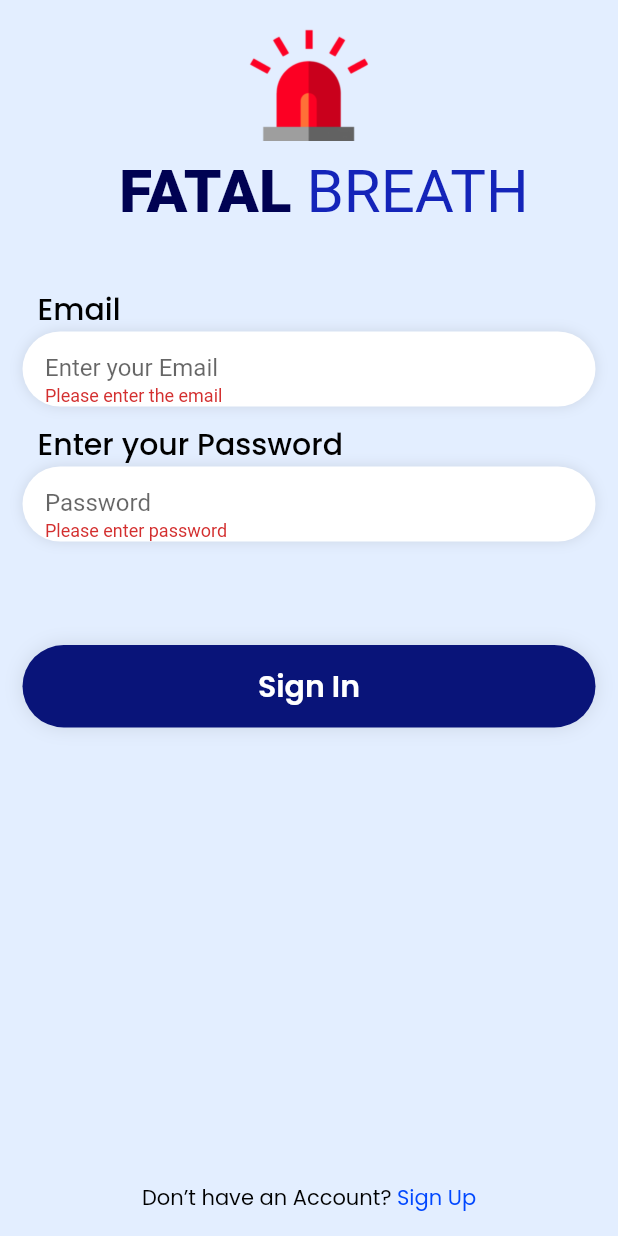
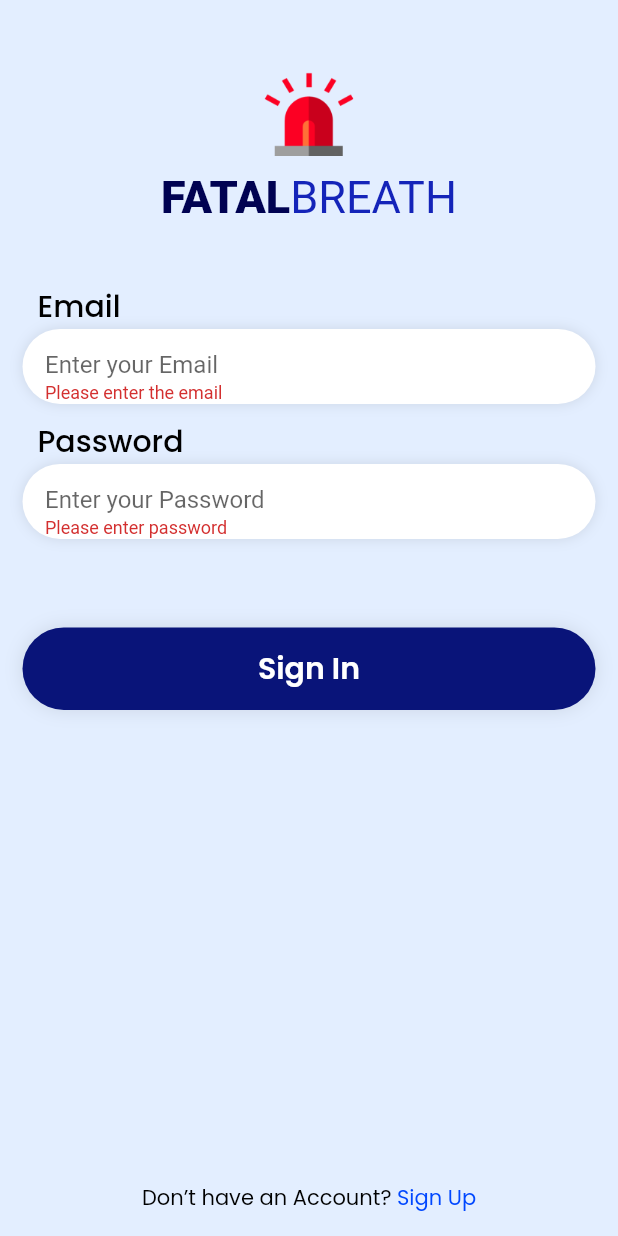
Before and after one commit to Husain-Zreik/Fatal-Breath, a Flutter app: the screen it shows after launch, after a tap on "Sign In", on a phone screen of 412 x 824 dp. Run offline on Flutter 3.47's test engine with Material 2 defaults, Android fonts, the light colour scheme and no system bars; our stand-ins replace dio, get, google_fonts, hexcolor, shared_preferences; statements that could not run were skipped.

Commit message:
Frontend <> edited signin screen format

```diff
--- a/fatal_breath_frontend/lib/screens/login.screen.dart
+++ b/fatal_breath_frontend/lib/screens/login.screen.dart
@@ -34,16 +34,13 @@ class _LoginScreenState extends State<LoginScreen> {
         err = "";
       });
       validate();
-      //Try logging in
-      await Provider.of<Auth>(context, listen: false)
+      await Provider.of<AuthProviders>(context, listen: false)
           .login(email, password, context);
-      String? userId = Provider.of<Auth>(context, listen: false).getUserId;
+      String? userId =
+          Provider.of<AuthProviders>(context, listen: false).getUserId;
 
-      // Navigate if log in is successful
       if (userId != null) {
         Get.to(const SignUpScreen());
-        // await Provider.of<User>(context, listen: false)
-        //     .getUser(userId, context);
       }
     } on HttpException catch (error) {
       setState(() {
@@ -68,7 +65,7 @@ class _LoginScreenState extends State<LoginScreen> {
       return "Please enter password";
     }
     if (value.length < 6) {
-      return "Should be minimum 10 characters";
+      return "Should be minimum 6 characters";
     }
     return null;
   }
@@ -84,23 +81,24 @@ class _LoginScreenState extends State<LoginScreen> {
           padding: const EdgeInsets.all(15.0),
           child: Column(
             children: [
+              const SizedBox(
+                height: 30,
+              ),
               Image.asset(
                 'assets/images/light_icon.png',
-                scale: 6,
+                scale: 8,
               ),
               const SizedBox(
                 height: 10,
               ),
-              Padding(
-                padding: const EdgeInsets.fromLTRB(20, 0, 0, 0),
-                child: Row(
+              Row(
                 mainAxisAlignment: MainAxisAlignment.center,
                 children: [
                   Text(
-                      'FATAL ',
+                    'FATAL',
                     style: TextStyle(
                       color: GlobalColors.textColor,
-                        fontSize: 40,
+                      fontSize: 30,
                       fontWeight: FontWeight.w900,
                     ),
                   ),
@@ -108,12 +106,11 @@ class _LoginScreenState extends State<LoginScreen> {
                     'BREATH',
                     style: TextStyle(
                       color: HexColor('#1424B9'),
-                        fontSize: 40,
+                      fontSize: 30,
                       fontWeight: FontWeight.w400,
                     ),
                   ),
                 ],
-                ),
               ),
               const SizedBox(
                 height: 40,
@@ -134,17 +131,17 @@ class _LoginScreenState extends State<LoginScreen> {
                         height: 10,
                       ),
                       TextForm(
+                        textInputType: TextInputType.text,
                         controller: passwordController,
-                        hintText: 'Password',
-                        textInputType: TextInputType.text,
+                        label: 'Password',
+                        hintText: 'Enter your Password',
                         isPass: true,
-                        label: 'Enter your Password',
                         validator: passwordvalidator,
                       ),
                     ],
                   )),
               const SizedBox(
-                height: 20,
+                height: 15,
               ),
               Text(
                 err,
@@ -155,7 +152,7 @@ class _LoginScreenState extends State<LoginScreen> {
                 ),
               ),
               const SizedBox(
-                height: 20,
+                height: 15,
               ),
               ButtonGlobal(
                 text: 'Sign In',
```
Lines whose indentation alone changed are shown as unchanged.
